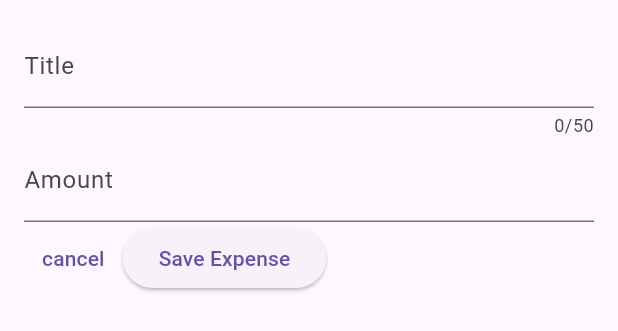
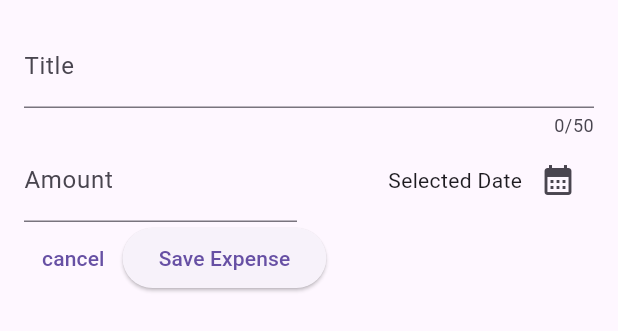
Before and after one commit to bibek698/expense_tracker, a Flutter app: the NewExpense widget shown alone on an empty page, opened directly, on a phone screen of 412 x 824 dp. Shown: the top 331 px of the screen. Run offline on Flutter 3.47's test engine with Material 3 defaults, Android fonts, the phone set to English and light mode, and no system bars.

Commit message:
added datePicker

```diff
--- a/lib/widgets/expenses_list/new_expense.dart
+++ b/lib/widgets/expenses_list/new_expense.dart
@@ -1,7 +1,6 @@
 import 'package:flutter/material.dart';
 
 class NewExpense extends StatefulWidget {
-
   const NewExpense({super.key});
 
   @override
@@ -10,7 +9,7 @@ class NewExpense extends StatefulWidget {
   }
 }
 
-class _NewExpenseState extends State<NewExpense>{
+class _NewExpenseState extends State<NewExpense> {
   // var _enteredTitle = '';
   // void _saveTitleInput(String inputValue){
   //   _enteredTitle = inputValue;
@@ -26,7 +25,6 @@ class _NewExpenseState extends State<NewExpense>{
     super.dispose();
   }
 
-
   @override
   Widget build(BuildContext context) {
     return Padding(
@@ -36,11 +34,12 @@ class _NewExpenseState extends State<NewExpense>{
           TextField(
             controller: _titleController,
             maxLength: 50,
-            decoration: InputDecoration(
-              label: Text('Title'),
+            decoration: InputDecoration(label: Text('Title')),
           ),
-          ),
-           TextField(
+          Row(
+            children: [
+              Expanded(
+                child: TextField(
                   controller: _amountController,
                   keyboardType: TextInputType.number,
                   decoration: InputDecoration(
@@ -48,18 +47,35 @@ class _NewExpenseState extends State<NewExpense>{
                     label: Text('Amount'),
                   ),
                 ),
+              ),
+              const SizedBox(width: 16),
+              Expanded(child: Row(
+                mainAxisAlignment: MainAxisAlignment.end,
+                crossAxisAlignment: CrossAxisAlignment.center,
+                children: [
+                Text('Selected Date'),
+                IconButton(onPressed: (){}, icon: Icon(Icons.calendar_month),),
+
+                ],
+              )),
+            ],
+          ),
+
           Row(
             children: [
-              TextButton(onPressed: (){
+              TextButton(
+                onPressed: () {
                   Navigator.pop(context);
-
                 },
-              child: Text('cancel')),
-              ElevatedButton(onPressed: (){
+                child: Text('cancel'),
+              ),
+              ElevatedButton(
+                onPressed: () {
                   print(_titleController.text);
                   print(_amountController.text);
-              }, child: Text('Save Expense'),),
-
+                },
+                child: Text('Save Expense'),
+              ),
             ],
           ),
         ],
```
Lines whose indentation alone changed are shown as unchanged.
